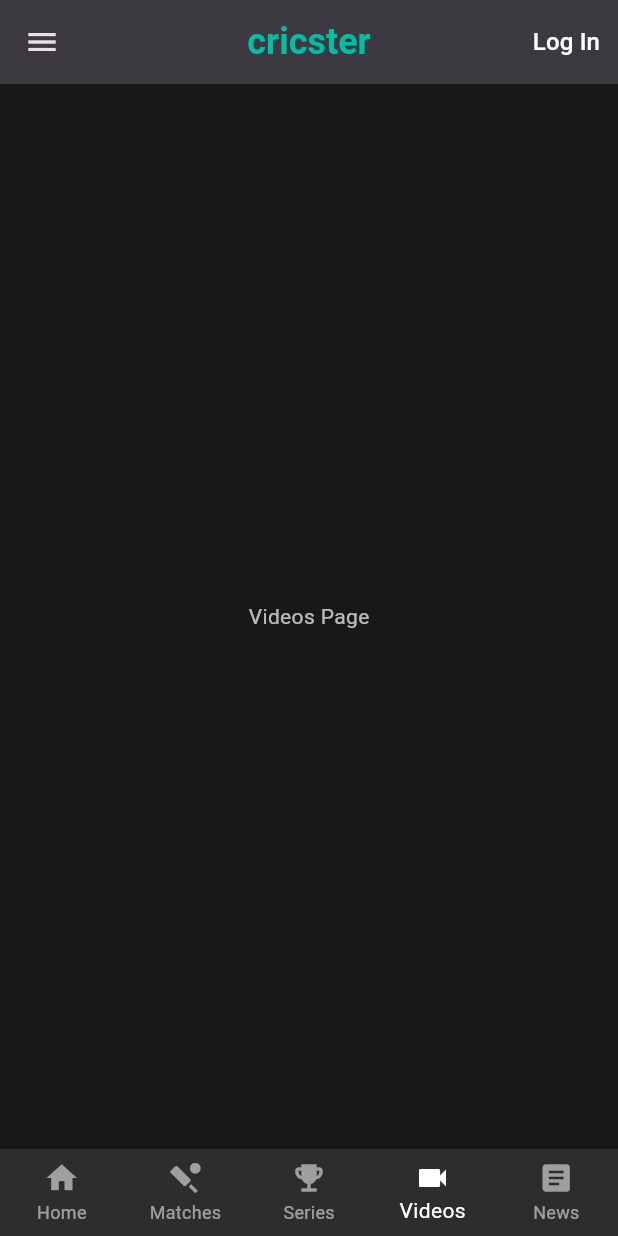
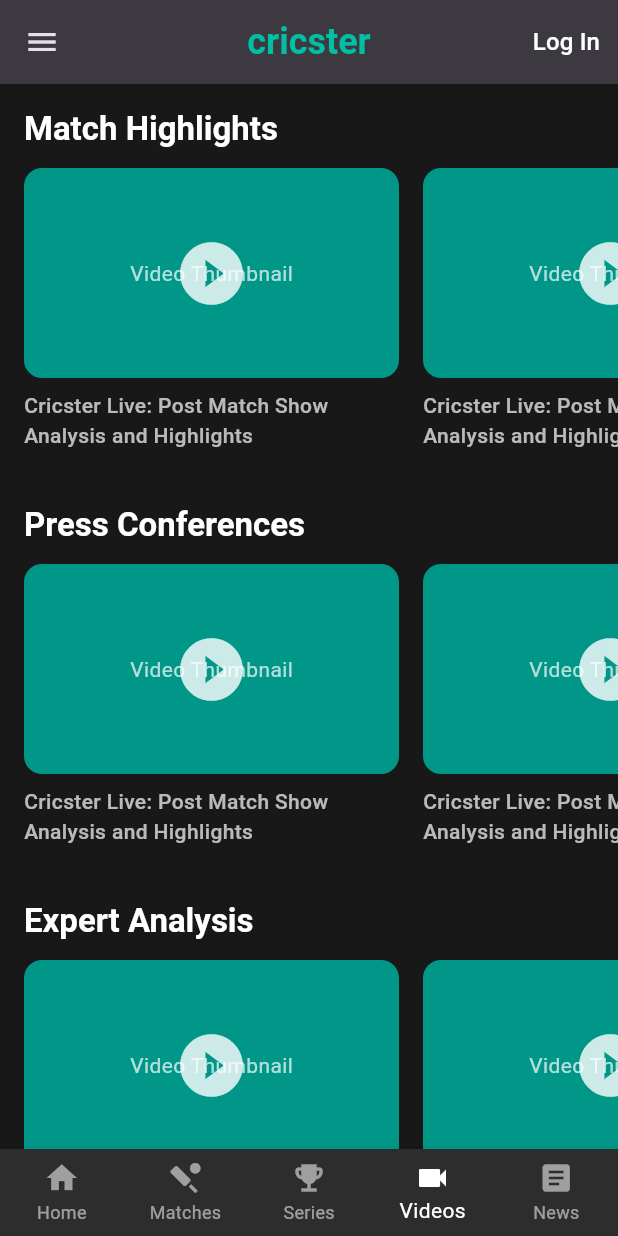
Before and after one commit to Rishi2600/cricster, a Flutter app: the screen it shows after launch, item 4 of the bottom bar chosen, on a phone screen of 412 x 824 dp. Run offline on Flutter 3.47's test engine with Material 3 defaults, Android fonts, the light colour scheme and no system bars.

Commit message:
created videos page

```diff
--- a/lib/screens/home_screen.dart
+++ b/lib/screens/home_screen.dart
@@ -6,6 +6,7 @@
 import 'package:cricster/widgets/scorecard_ticker.dart';
 import 'package:cricster/screens/matches_page.dart';
 import 'package:cricster/screens/series_page.dart';
+import 'package:cricster/screens/videos_page.dart';
 
 class HomeScreen extends StatefulWidget {
   const HomeScreen({super.key});
@@ -25,7 +26,7 @@
     const HomeContent(),
     const MatchesPage(),
     const SeriesPage(),
-    const Center(child: Text('Videos Page')),   // Placeholder
+    const VideosPage(),
     const Center(child: Text('News Page')),     // Placeholder
   ];
 
--- /dev/null
+++ b/lib/screens/videos_page.dart
@@ -0,0 +1,47 @@
+import 'package:flutter/material.dart';
+import 'package:cricster/widgets/featured_videos.dart'; // Re-using VideoCard from here
+
+class VideosPage extends StatelessWidget {
+  const VideosPage({super.key});
+
+  @override
+  Widget build(BuildContext context) {
+    return SingleChildScrollView(
+      child: Padding(
+        padding: const EdgeInsets.symmetric(vertical: 16.0),
+        child: Column(
+          crossAxisAlignment: CrossAxisAlignment.start,
+          children: [
+            _buildVideoCategoryRow(context, 'Match Highlights'),
+            const SizedBox(height: 24),
+            _buildVideoCategoryRow(context, 'Press Conferences'),
+            const SizedBox(height: 24),
+            _buildVideoCategoryRow(context, 'Expert Analysis'),
+          ],
+        ),
+      ),
+    );
+  }
+
+  Widget _buildVideoCategoryRow(BuildContext context, String title) {
+    return Column(
+      crossAxisAlignment: CrossAxisAlignment.start,
+      children: [
+        Padding(
+          padding: const EdgeInsets.symmetric(horizontal: 16.0),
+          child: Text(title, style: Theme.of(context).textTheme.titleLarge),
+        ),
+        const SizedBox(height: 12),
+        SizedBox(
+          height: 200,
+          child: ListView.builder(
+            scrollDirection: Axis.horizontal,
+            padding: const EdgeInsets.only(left: 16),
+            itemCount: 5,
+            itemBuilder: (context, index) => const VideoCard(),
+          ),
+        )
+      ],
+    );
+  }
+}
```
